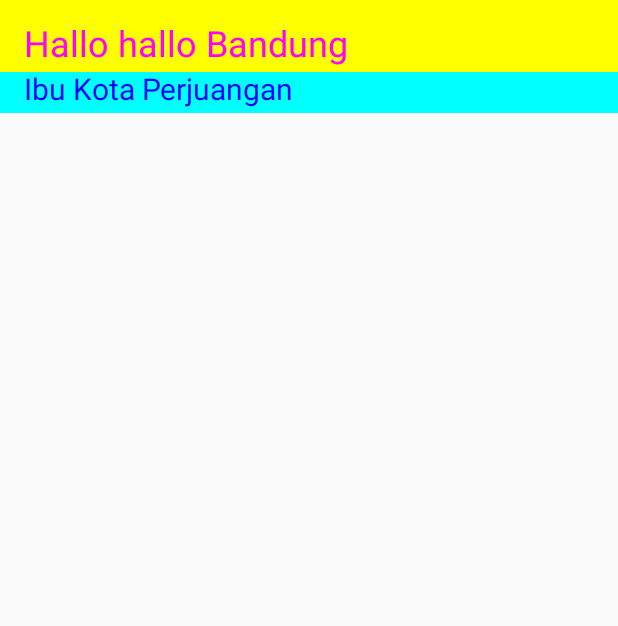
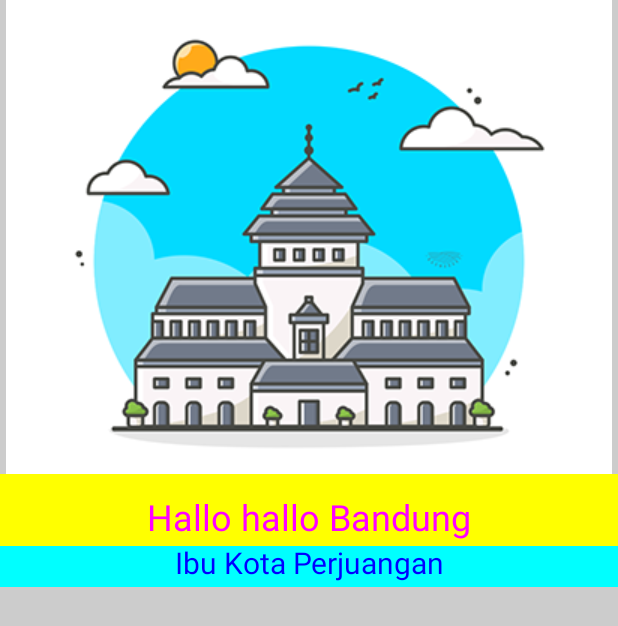
Before and after one commit to mutiatsn/Latihan_Aplikasi_Android_1, an Android app built with Jetpack Compose: the screen it shows after launch (DemoActivity), on a phone screen of 412 x 824 dp. Shown: the top 626 px of the screen. Run offline under Robolectric (Android 15) with nearby library versions, the phone set to English and light mode, and no system bars.

Commit message:
ProgressDemoActivity

```diff
--- a/app/src/main/java/com/example/latihan1/DemoActivity.kt
+++ b/app/src/main/java/com/example/latihan1/DemoActivity.kt
@@ -3,13 +3,19 @@ package com.example.latihan1
 import android.os.Bundle
 import androidx.activity.ComponentActivity
 import androidx.activity.compose.setContent
+import androidx.compose.foundation.Image
+import androidx.compose.foundation.background
 import androidx.compose.foundation.layout.Column
+import androidx.compose.foundation.layout.fillMaxSize
 import androidx.compose.foundation.layout.fillMaxWidth
 import androidx.compose.foundation.layout.padding
 import androidx.compose.material3.Surface
 import androidx.compose.material3.Text
+import androidx.compose.ui.Alignment
 import androidx.compose.ui.Modifier
 import androidx.compose.ui.graphics.Color
+import androidx.compose.ui.res.painterResource
+import androidx.compose.ui.text.style.TextAlign
 import androidx.compose.ui.unit.dp
 import androidx.compose.ui.unit.sp
 
@@ -17,16 +23,27 @@ class DemoActivity : ComponentActivity() {
     override fun onCreate(savedInstanceState: Bundle?) {
         super.onCreate(savedInstanceState)
         setContent {
-            Column() {
+            Column(
+                horizontalAlignment = Alignment.CenterHorizontally,
+                modifier = Modifier
+                    .fillMaxSize()
+                    .background(Color.LightGray)
+            )
+            {
+                Image(
+                    painter = painterResource(R.drawable.gdsate),
+                    contentDescription = "Gambar")
                 Surface(
                     color = Color.Yellow,
                     modifier = Modifier.fillMaxWidth()
+
                 ) {
                     Text(
                         text = "Hallo hallo Bandung",
                         fontSize = 24.sp,
                         modifier = Modifier.padding(16.dp, 16.dp, 16.dp, 4.dp),
-                        color = Color.Magenta
+                        color = Color.Magenta,
+                        textAlign = TextAlign.Center
                     )
                 }
 
@@ -38,7 +55,8 @@ class DemoActivity : ComponentActivity() {
                         text = "Ibu Kota Perjuangan",
                         fontSize = 20.sp,
                         modifier = Modifier.padding(16.dp, 0.dp, 16.dp, 4.dp),
-                        color = Color.Blue
+                        color = Color.Blue,
+                        textAlign = TextAlign.Center
                     )
                 }
             }
```
Also changed, not shown: app/src/main/res/drawable-mdpi/foto_mutia_tsani_az_zahra.jpg (added), app/src/main/res/drawable-mdpi/gdsate.png (added).
